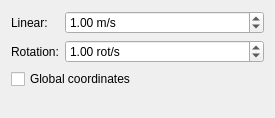
Qt form src/ra/inputwidget.ui (robotics-erlangen/framework) before a commit.
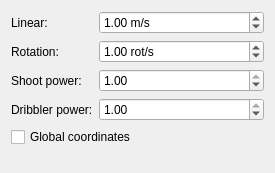
The same form after that commit.

Patch:
```diff
--- a/src/ra/inputwidget.ui
+++ b/src/ra/inputwidget.ui
@@ -7,7 +7,7 @@
     <x>0</x>
     <y>0</y>
     <width>275</width>
-    <height>118</height>
+    <height>173</height>
    </rect>
   </property>
   <property name="windowTitle">
@@ -47,6 +47,13 @@
      </property>
     </widget>
    </item>
+   <item row="4" column="0" colspan="2">
+    <widget class="QCheckBox" name="checkGlobal">
+     <property name="text">
+      <string>Global coordinates</string>
+     </property>
+    </widget>
+   </item>
    <item row="1" column="1">
     <widget class="QDoubleSpinBox" name="spinRotation">
      <property name="suffix">
@@ -66,10 +73,49 @@
      </property>
     </widget>
    </item>
-   <item row="2" column="0" colspan="2">
-    <widget class="QCheckBox" name="checkGlobal">
+   <item row="2" column="0">
+    <widget class="QLabel" name="label_3">
      <property name="text">
-      <string>Global coordinates</string>
+      <string>Shoot power:</string>
+     </property>
+    </widget>
+   </item>
+   <item row="3" column="0">
+    <widget class="QLabel" name="label_4">
+     <property name="text">
+      <string>Dribbler power:</string>
+     </property>
+    </widget>
+   </item>
+   <item row="2" column="1">
+    <widget class="QDoubleSpinBox" name="shootPower">
+     <property name="toolTip">
+      <string>Value between 0 and 1. For 2014 robots the mapping is about 1m/s at 0.1 and full speed (6.5 m/s) at 0.7</string>
+     </property>
+     <property name="maximum">
+      <double>1.000000000000000</double>
+     </property>
+     <property name="singleStep">
+      <double>0.100000000000000</double>
+     </property>
+     <property name="value">
+      <double>1.000000000000000</double>
+     </property>
+    </widget>
+   </item>
+   <item row="3" column="1">
+    <widget class="QDoubleSpinBox" name="dribblerPower">
+     <property name="toolTip">
+      <string>Value between 0 and 1. Can be assumed to be in Ampere. This value is capped to 0.9 on the robot</string>
+     </property>
+     <property name="maximum">
+      <double>1.000000000000000</double>
+     </property>
+     <property name="singleStep">
+      <double>0.100000000000000</double>
+     </property>
+     <property name="value">
+      <double>1.000000000000000</double>
      </property>
     </widget>
    </item>
```
